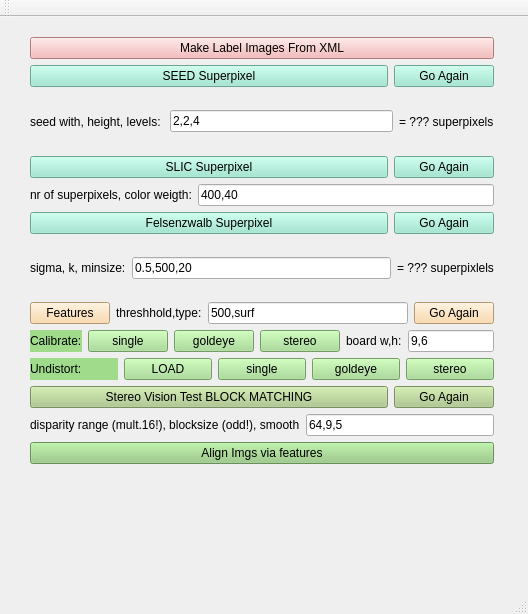
Qt form SegmentationHelper/mainwindow.ui (yudanaz/masterthesis) before a commit.
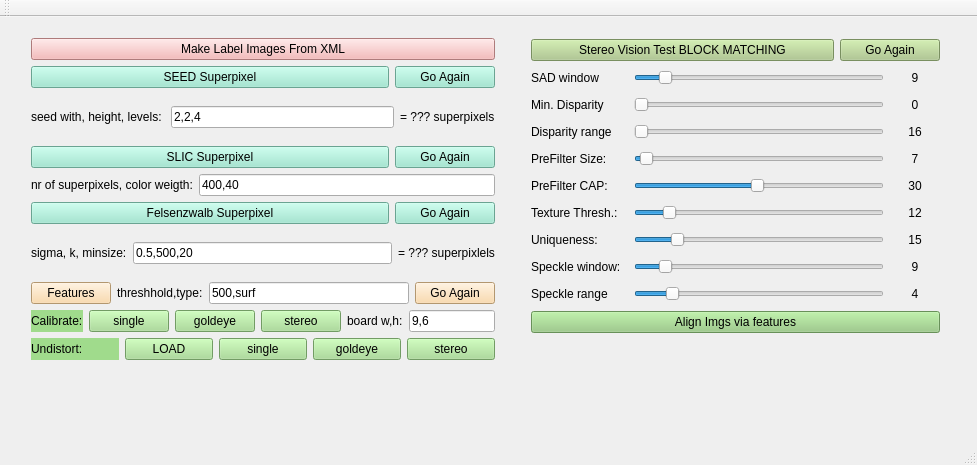
The same form after that commit.

Commit message: Stereo block matching parameters via sliders

Diff of the .ui file:
```diff
--- a/SegmentationHelper/mainwindow.ui
+++ b/SegmentationHelper/mainwindow.ui
@@ -6,8 +6,8 @@
    <rect>
     <x>0</x>
     <y>0</y>
-    <width>528</width>
-    <height>614</height>
+    <width>977</width>
+    <height>465</height>
    </rect>
   </property>
   <property name="windowTitle">
@@ -17,10 +17,10 @@
    <widget class="QWidget" name="verticalLayoutWidget">
     <property name="geometry">
      <rect>
-      <x>19</x>
-      <y>9</y>
+      <x>20</x>
+      <y>10</y>
       <width>486</width>
-      <height>449</height>
+      <height>344</height>
      </rect>
     </property>
     <layout class="QVBoxLayout" name="verticalLayout">
@@ -351,6 +351,18 @@
        </item>
       </layout>
      </item>
+    </layout>
+   </widget>
+   <widget class="QWidget" name="verticalLayoutWidget_2">
+    <property name="geometry">
+     <rect>
+      <x>520</x>
+      <y>10</y>
+      <width>431</width>
+      <height>318</height>
+     </rect>
+    </property>
+    <layout class="QVBoxLayout" name="verticalLayout_2">
      <item>
       <layout class="QHBoxLayout" name="horizontalLayout_7">
        <item>
@@ -381,19 +393,526 @@
        </item>
       </layout>
      </item>
+     <item>
+      <layout class="QHBoxLayout" name="horizontalLayout_14" stretch="0,0,0">
+       <property name="spacing">
+        <number>6</number>
+       </property>
+       <property name="sizeConstraint">
+        <enum>QLayout::SetDefaultConstraint</enum>
+       </property>
+       <item>
+        <widget class="QLabel" name="label_10">
+         <property name="maximumSize">
+          <size>
+           <width>16777215</width>
+           <height>20</height>
+          </size>
+         </property>
+         <property name="text">
+          <string>SAD window</string>
+         </property>
+        </widget>
+       </item>
+       <item>
+        <widget class="QSlider" name="slider_SADwindow">
+         <property name="maximumSize">
+          <size>
+           <width>250</width>
+           <height>20</height>
+          </size>
+         </property>
+         <property name="minimum">
+          <number>3</number>
+         </property>
+         <property name="maximum">
+          <number>61</number>
+         </property>
+         <property name="singleStep">
+          <number>2</number>
+         </property>
+         <property name="pageStep">
+          <number>2</number>
+         </property>
+         <property name="value">
+          <number>9</number>
+         </property>
+         <property name="orientation">
+          <enum>Qt::Horizontal</enum>
+         </property>
+        </widget>
+       </item>
+       <item>
+        <widget class="QLabel" name="label_SADwindow">
+         <property name="maximumSize">
+          <size>
+           <width>50</width>
+           <height>20</height>
+          </size>
+         </property>
+         <property name="text">
+          <string>9</string>
+         </property>
+         <property name="alignment">
+          <set>Qt::AlignCenter</set>
+         </property>
+        </widget>
+       </item>
+      </layout>
+     </item>
+     <item>
+      <layout class="QHBoxLayout" name="horizontalLayout_15">
+       <item>
+        <widget class="QLabel" name="label_11">
+         <property name="maximumSize">
+          <size>
+           <width>16777215</width>
+           <height>20</height>
+          </size>
+         </property>
+         <property name="text">
+          <string>Min. Disparity</string>
+         </property>
+        </widget>
+       </item>
+       <item>
+        <widget class="QSlider" name="slider_minDisp">
+         <property name="maximumSize">
+          <size>
+           <width>250</width>
+           <height>20</height>
+          </size>
+         </property>
+         <property name="minimum">
+          <number>0</number>
+         </property>
+         <property name="maximum">
+          <number>30</number>
+         </property>
+         <property name="singleStep">
+          <number>1</number>
+         </property>
+         <property name="value">
+          <number>0</number>
+         </property>
+         <property name="orientation">
+          <enum>Qt::Horizontal</enum>
+         </property>
+        </widget>
+       </item>
+       <item>
+        <widget class="QLabel" name="label_minDisp">
+         <property name="maximumSize">
+          <size>
+           <width>50</width>
+           <height>20</height>
+          </size>
+         </property>
+         <property name="text">
+          <string>0</string>
+         </property>
+         <property name="alignment">
+          <set>Qt::AlignCenter</set>
+         </property>
+        </widget>
+       </item>
+      </layout>
+     </item>
+     <item>
+      <layout class="QHBoxLayout" name="horizontalLayout_16">
+       <item>
+        <widget class="QLabel" name="label_12">
+         <property name="maximumSize">
+          <size>
+           <width>16777215</width>
+           <height>20</height>
+          </size>
+         </property>
+         <property name="text">
+          <string>Disparity range</string>
+         </property>
+        </widget>
+       </item>
+       <item>
+        <widget class="QSlider" name="slider_dispRange">
+         <property name="maximumSize">
+          <size>
+           <width>250</width>
+           <height>20</height>
+          </size>
+         </property>
+         <property name="minimum">
+          <number>16</number>
+         </property>
+         <property name="maximum">
+          <number>320</number>
+         </property>
+         <property name="singleStep">
+          <number>16</number>
+         </property>
+         <property name="orientation">
+          <enum>Qt::Horizontal</enum>
+         </property>
+        </widget>
+       </item>
+       <item>
+        <widget class="QLabel" name="label_dispRange">
+         <property name="maximumSize">
+          <size>
+           <width>50</width>
+           <height>20</height>
+          </size>
+         </property>
+         <property name="text">
+          <string>16</string>
+         </property>
+         <property name="alignment">
+          <set>Qt::AlignCenter</set>
+         </property>
+        </widget>
+       </item>
+      </layout>
+     </item>
      <item>
       <layout class="QHBoxLayout" name="horizontalLayout_8">
        <item>
         <widget class="QLabel" name="label_4">
+         <property name="maximumSize">
+          <size>
+           <width>16777215</width>
+           <height>20</height>
+          </size>
+         </property>
          <property name="text">
-          <string>disparity range (mult.16!), blocksize (odd!), smooth</string>
+          <string>PreFilter Size:</string>
          </property>
         </widget>
        </item>
        <item>
-        <widget class="QLineEdit" name="lineEdit_stereoInfo">
+        <widget class="QSlider" name="slider_prefilterSize">
+         <property name="maximumSize">
+          <size>
+           <width>250</width>
+           <height>20</height>
+          </size>
+         </property>
+         <property name="minimum">
+          <number>5</number>
+         </property>
+         <property name="singleStep">
+          <number>2</number>
+         </property>
+         <property name="value">
+          <number>7</number>
+         </property>
+         <property name="orientation">
+          <enum>Qt::Horizontal</enum>
+         </property>
+        </widget>
+       </item>
+       <item>
+        <widget class="QLabel" name="label_prefilterSize">
+         <property name="maximumSize">
+          <size>
+           <width>50</width>
+           <height>20</height>
+          </size>
+         </property>
          <property name="text">
-          <string>64,9,5</string>
+          <string>7</string>
+         </property>
+         <property name="alignment">
+          <set>Qt::AlignCenter</set>
+         </property>
+        </widget>
+       </item>
+      </layout>
+     </item>
+     <item>
+      <layout class="QHBoxLayout" name="horizontalLayout_13">
+       <item>
+        <widget class="QLabel" name="label_9">
+         <property name="maximumSize">
+          <size>
+           <width>16777215</width>
+           <height>20</height>
+          </size>
+         </property>
+         <property name="text">
+          <string>PreFilter CAP:</string>
+         </property>
+        </widget>
+       </item>
+       <item>
+        <widget class="QSlider" name="slider_prefilterCAP">
+         <property name="maximumSize">
+          <size>
+           <width>250</width>
+           <height>20</height>
+          </size>
+         </property>
+         <property name="minimum">
+          <number>1</number>
+         </property>
+         <property name="maximum">
+          <number>60</number>
+         </property>
+         <property name="singleStep">
+          <number>1</number>
+         </property>
+         <property name="value">
+          <number>30</number>
+         </property>
+         <property name="orientation">
+          <enum>Qt::Horizontal</enum>
+         </property>
+        </widget>
+       </item>
+       <item>
+        <widget class="QLabel" name="label_prefilterCAP">
+         <property name="maximumSize">
+          <size>
+           <width>50</width>
+           <height>20</height>
+          </size>
+         </property>
+         <property name="text">
+          <string>30</string>
+         </property>
+         <property name="alignment">
+          <set>Qt::AlignCenter</set>
+         </property>
+        </widget>
+       </item>
+      </layout>
+     </item>
+     <item>
+      <layout class="QHBoxLayout" name="horizontalLayout_17">
+       <item>
+        <widget class="QLabel" name="label_13">
+         <property name="maximumSize">
+          <size>
+           <width>16777215</width>
+           <height>20</height>
+          </size>
+         </property>
+         <property name="text">
+          <string>Texture Thresh.:</string>
+         </property>
+        </widget>
+       </item>
+       <item>
+        <widget class="QSlider" name="slider_textureThresh">
+         <property name="maximumSize">
+          <size>
+           <width>250</width>
+           <height>20</height>
+          </size>
+         </property>
+         <property name="minimum">
+          <number>0</number>
+         </property>
+         <property name="singleStep">
+          <number>1</number>
+         </property>
+         <property name="value">
+          <number>12</number>
+         </property>
+         <property name="orientation">
+          <enum>Qt::Horizontal</enum>
+         </property>
+        </widget>
+       </item>
+       <item>
+        <widget class="QLabel" name="label_textureThresh">
+         <property name="maximumSize">
+          <size>
+           <width>50</width>
+           <height>20</height>
+          </size>
+         </property>
+         <property name="text">
+          <string>12</string>
+         </property>
+         <property name="alignment">
+          <set>Qt::AlignCenter</set>
+         </property>
+        </widget>
+       </item>
+      </layout>
+     </item>
+     <item>
+      <layout class="QHBoxLayout" name="horizontalLayout_18">
+       <item>
+        <widget class="QLabel" name="label_14">
+         <property name="maximumSize">
+          <size>
+           <width>16777215</width>
+           <height>20</height>
+          </size>
+         </property>
+         <property name="text">
+          <string>Uniqueness:</string>
+         </property>
+        </widget>
+       </item>
+       <item>
+        <widget class="QSlider" name="slider_uniqueness">
+         <property name="maximumSize">
+          <size>
+           <width>250</width>
+           <height>20</height>
+          </size>
+         </property>
+         <property name="minimum">
+          <number>0</number>
+         </property>
+         <property name="singleStep">
+          <number>1</number>
+         </property>
+         <property name="value">
+          <number>15</number>
+         </property>
+         <property name="orientation">
+          <enum>Qt::Horizontal</enum>
+         </property>
+        </widget>
+       </item>
+       <item>
+        <widget class="QLabel" name="label_uniqueness">
+         <property name="maximumSize">
+          <size>
+           <width>50</width>
+           <height>20</height>
+          </size>
+         </property>
+         <property name="text">
+          <string>15</string>
+         </property>
+         <property name="alignment">
+          <set>Qt::AlignCenter</set>
+         </property>
+        </widget>
+       </item>
+      </layout>
+     </item>
+     <item>
+      <layout class="QHBoxLayout" name="horizontalLayout_19" stretch="0,0,0">
+       <property name="spacing">
+        <number>6</number>
+       </property>
+       <property name="sizeConstraint">
+        <enum>QLayout::SetDefaultConstraint</enum>
+       </property>
+       <item>
+        <widget class="QLabel" name="label_15">
+         <property name="maximumSize">
+          <size>
+           <width>16777215</width>
+           <height>20</height>
+          </size>
+         </property>
+         <property name="text">
+          <string>Speckle window:</string>
+         </property>
+        </widget>
+       </item>
+       <item>
+        <widget class="QSlider" name="slider_speckleWindow">
+         <property name="maximumSize">
+          <size>
+           <width>250</width>
+           <height>20</height>
+          </size>
+         </property>
+         <property name="minimum">
+          <number>3</number>
+         </property>
+         <property name="maximum">
+          <number>61</number>
+         </property>
+         <property name="singleStep">
+          <number>2</number>
+         </property>
+         <property name="value">
+          <number>9</number>
+         </property>
+         <property name="orientation">
+          <enum>Qt::Horizontal</enum>
+         </property>
+        </widget>
+       </item>
+       <item>
+        <widget class="QLabel" name="label_speckleWindow">
+         <property name="maximumSize">
+          <size>
+           <width>50</width>
+           <height>20</height>
+          </size>
+         </property>
+         <property name="text">
+          <string>9</string>
+         </property>
+         <property name="alignment">
+          <set>Qt::AlignCenter</set>
+         </property>
+        </widget>
+       </item>
+      </layout>
+     </item>
+     <item>
+      <layout class="QHBoxLayout" name="horizontalLayout_20">
+       <item>
+        <widget class="QLabel" name="label_16">
+         <property name="maximumSize">
+          <size>
+           <width>16777215</width>
+           <height>20</height>
+          </size>
+         </property>
+         <property name="text">
+          <string>Speckle range</string>
+         </property>
+        </widget>
+       </item>
+       <item>
+        <widget class="QSlider" name="slider_speckleRange">
+         <property name="maximumSize">
+          <size>
+           <width>250</width>
+           <height>20</height>
+          </size>
+         </property>
+         <property name="minimum">
+          <number>0</number>
+         </property>
+         <property name="maximum">
+          <number>30</number>
+         </property>
+         <property name="singleStep">
+          <number>1</number>
+         </property>
+         <property name="value">
+          <number>4</number>
+         </property>
+         <property name="orientation">
+          <enum>Qt::Horizontal</enum>
+         </property>
+        </widget>
+       </item>
+       <item>
+        <widget class="QLabel" name="label_speckleRange">
+         <property name="maximumSize">
+          <size>
+           <width>50</width>
+           <height>20</height>
+          </size>
+         </property>
+         <property name="text">
+          <string>4</string>
+         </property>
+         <property name="alignment">
+          <set>Qt::AlignCenter</set>
          </property>
         </widget>
        </item>
```
Left out of the diff: 4 changed lines with no effect on the pictures. The commit also changes 5 other files.
